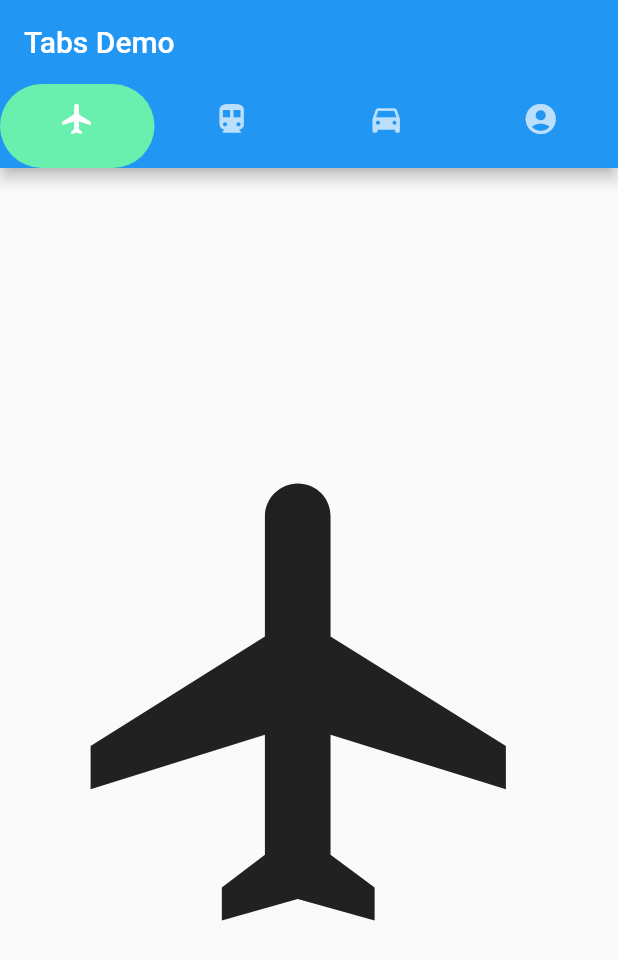
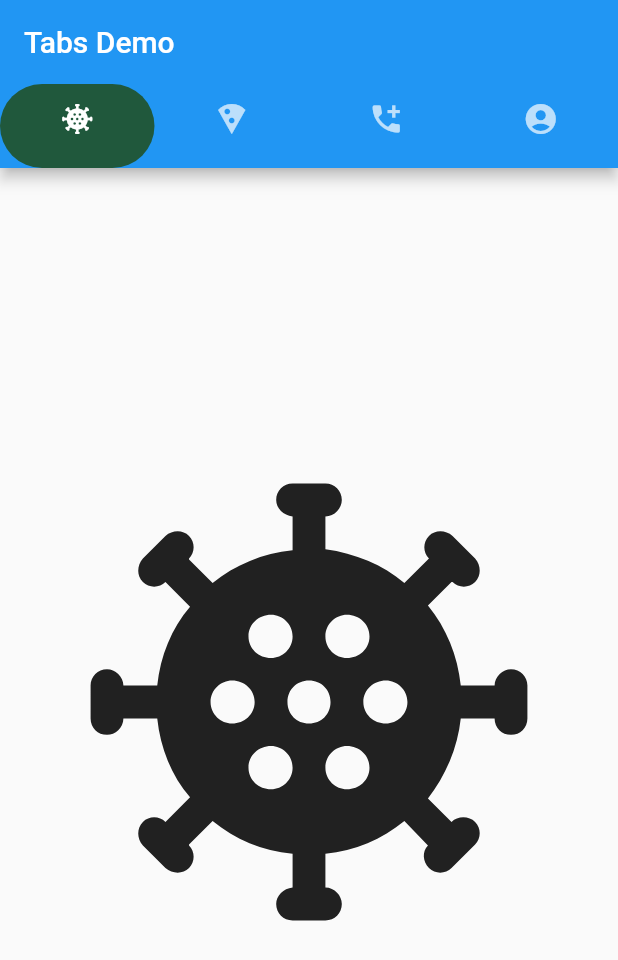
Before and after one commit to JesusArturoM/TabBar_act5, a Flutter app: the screen it shows after launch, on a phone screen of 412 x 824 dp. Shown: the top 960 px of the screen. Run offline on Flutter 3.47's test engine with Material 2 defaults, Android fonts, the phone set to English and light mode, and no system bars.

Commit message:
TabBarV3

```diff
--- a/lib/main.dart
+++ b/lib/main.dart
@@ -37,22 +37,22 @@ class _MyHomePageState extends State<MyHomePage> {
             indicatorSize: TabBarIndicatorSize.tab,
             indicatorWeight: 10,
             tabs: [
-              Tab(icon: Icon(Icons.flight)),
-              Tab(icon: Icon(Icons.directions_transit)),
-              Tab(icon: Icon(Icons.directions_car)),
+              Tab(icon: Icon(Icons.coronavirus)),
+              Tab(icon: Icon(Icons.local_pizza)),
+              Tab(icon: Icon(Icons.add_call)),
               Tab(icon: Icon(Icons.account_circle)),
             ],
             indicator: BoxDecoration(
                 borderRadius: BorderRadius.circular(50), // Creates border
-                color: Colors.greenAccent),
+                color: Color(0xff20583c)),
           ),
           title: const Text('Tabs Demo'),
         ),
         body: const TabBarView(
           children: [
-            Icon(Icons.flight, size: 350),
-            Icon(Icons.directions_transit, size: 350),
-            Icon(Icons.directions_car, size: 350),
+            Icon(Icons.coronavirus, size: 350),
+            Icon(Icons.local_pizza, size: 350),
+            Icon(Icons.add_call, size: 350),
             Icon(Icons.account_circle, size: 350),
           ],
         ),
```
